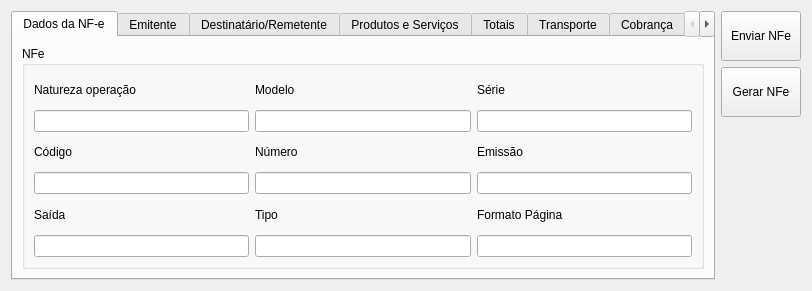
First picture: the form in ui/cadastrarnfe.ui, repository lellisls/ERP-STACCATO, before the edit.
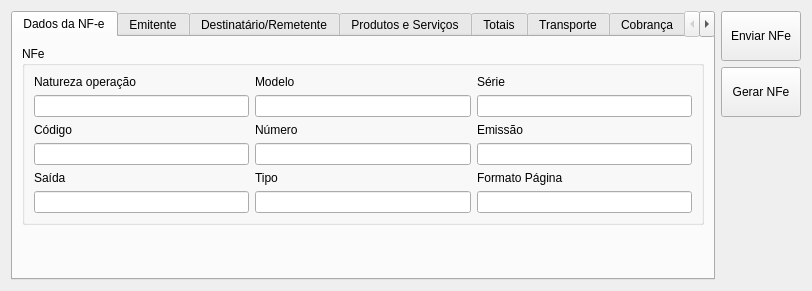
Second picture: the form after the edit. Custom widgets are drawn as their Qt base class.

Patch:
```diff
--- a/ui/cadastrarnfe.ui
+++ b/ui/cadastrarnfe.ui
@@ -149,6 +149,19 @@
          </layout>
         </widget>
        </item>
+       <item row="1" column="0" colspan="2">
+        <spacer name="verticalSpacer">
+         <property name="orientation">
+          <enum>Qt::Vertical</enum>
+         </property>
+         <property name="sizeHint" stdset="0">
+          <size>
+           <width>20</width>
+           <height>40</height>
+          </size>
+         </property>
+        </spacer>
+       </item>
       </layout>
      </widget>
      <widget class="QWidget" name="tab_2">
```
Left out of the diff: 3 changed lines with no effect on the pictures.
